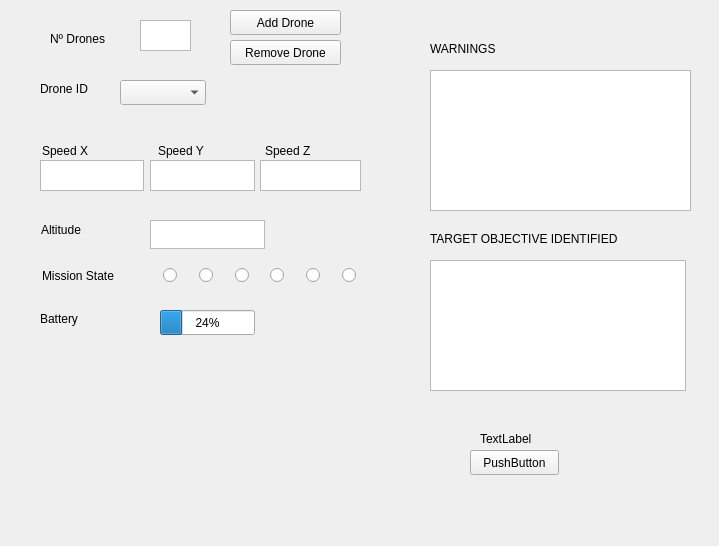
javier-ferre/rqt_sarus_gui, file ui/rqt_sarus_test_plugin/rqt_sarus_test_plugin_widget.ui: the form before one commit.
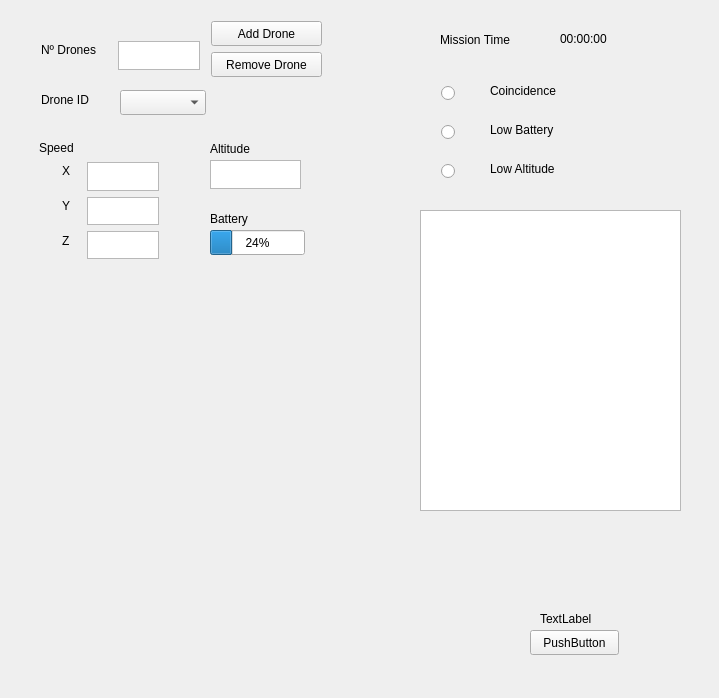
The form after the commit.

Commit message: Added mission time

Patch:
```diff
--- a/ui/rqt_sarus_test_plugin/rqt_sarus_test_plugin_widget.ui
+++ b/ui/rqt_sarus_test_plugin/rqt_sarus_test_plugin_widget.ui
@@ -7,7 +7,7 @@
     <x>0</x>
     <y>0</y>
     <width>719</width>
-    <height>546</height>
+    <height>698</height>
    </rect>
   </property>
   <property name="windowTitle">
@@ -16,8 +16,8 @@
   <widget class="QPushButton" name="pushButton">
    <property name="geometry">
     <rect>
-     <x>470</x>
-     <y>450</y>
+     <x>530</x>
+     <y>630</y>
      <width>89</width>
      <height>25</height>
     </rect>
@@ -29,8 +29,8 @@
   <widget class="QLabel" name="label">
    <property name="geometry">
     <rect>
-     <x>480</x>
-     <y>430</y>
+     <x>540</x>
+     <y>610</y>
      <width>67</width>
      <height>17</height>
     </rect>
@@ -42,9 +42,9 @@
   <widget class="QLabel" name="label_3">
    <property name="geometry">
     <rect>
-     <x>40</x>
-     <y>80</y>
-     <width>67</width>
+     <x>41</x>
+     <y>91</y>
+     <width>61</width>
      <height>17</height>
     </rect>
    </property>
@@ -52,67 +52,21 @@
     <string>Drone ID</string>
    </property>
   </widget>
-  <widget class="QLabel" name="label_8">
-   <property name="geometry">
-    <rect>
-     <x>430</x>
-     <y>40</y>
-     <width>81</width>
-     <height>17</height>
-    </rect>
-   </property>
-   <property name="text">
-    <string>WARNINGS</string>
-   </property>
-  </widget>
-  <widget class="QLabel" name="label_9">
-   <property name="geometry">
-    <rect>
-     <x>430</x>
-     <y>230</y>
-     <width>221</width>
-     <height>17</height>
-    </rect>
-   </property>
-   <property name="text">
-    <string>TARGET OBJECTIVE IDENTIFIED</string>
-   </property>
-  </widget>
-  <widget class="QComboBox" name="drone_ID">
-   <property name="geometry">
-    <rect>
-     <x>120</x>
-     <y>80</y>
-     <width>86</width>
-     <height>25</height>
-    </rect>
-   </property>
-  </widget>
   <widget class="QTextBrowser" name="warnings">
    <property name="geometry">
     <rect>
-     <x>430</x>
-     <y>70</y>
+     <x>420</x>
+     <y>210</y>
      <width>261</width>
-     <height>141</height>
-    </rect>
-   </property>
-  </widget>
-  <widget class="QTextBrowser" name="coincidence">
-   <property name="geometry">
-    <rect>
-     <x>430</x>
-     <y>260</y>
-     <width>256</width>
-     <height>131</height>
+     <height>301</height>
     </rect>
    </property>
   </widget>
   <widget class="QPushButton" name="addDrone">
    <property name="geometry">
     <rect>
-     <x>230</x>
-     <y>10</y>
+     <x>211</x>
+     <y>21</y>
      <width>111</width>
      <height>25</height>
     </rect>
@@ -124,8 +78,8 @@
   <widget class="QPushButton" name="removeDrone">
    <property name="geometry">
     <rect>
-     <x>230</x>
-     <y>40</y>
+     <x>211</x>
+     <y>52</y>
      <width>111</width>
      <height>25</height>
     </rect>
@@ -137,19 +91,19 @@
   <widget class="QTextBrowser" name="n_drones">
    <property name="geometry">
     <rect>
-     <x>140</x>
-     <y>20</y>
-     <width>51</width>
-     <height>31</height>
+     <x>118</x>
+     <y>41</y>
+     <width>82</width>
+     <height>29</height>
     </rect>
    </property>
   </widget>
   <widget class="QLabel" name="label_2">
    <property name="geometry">
     <rect>
-     <x>50</x>
-     <y>30</y>
-     <width>81</width>
+     <x>41</x>
+     <y>41</y>
+     <width>71</width>
      <height>17</height>
     </rect>
    </property>
@@ -160,77 +114,77 @@
   <widget class="QTextBrowser" name="speedZ">
    <property name="geometry">
     <rect>
-     <x>260</x>
-     <y>160</y>
-     <width>101</width>
-     <height>31</height>
+     <x>87</x>
+     <y>231</y>
+     <width>72</width>
+     <height>28</height>
     </rect>
    </property>
   </widget>
   <widget class="QLabel" name="label_4">
    <property name="geometry">
     <rect>
-     <x>42</x>
-     <y>142</y>
-     <width>57</width>
+     <x>62</x>
+     <y>197</y>
+     <width>16</width>
      <height>17</height>
     </rect>
    </property>
    <property name="text">
-    <string>Speed X</string>
+    <string>Y</string>
    </property>
   </widget>
   <widget class="QTextBrowser" name="speedX">
    <property name="geometry">
     <rect>
-     <x>40</x>
-     <y>160</y>
-     <width>104</width>
-     <height>31</height>
+     <x>87</x>
+     <y>162</y>
+     <width>72</width>
+     <height>29</height>
     </rect>
    </property>
   </widget>
   <widget class="QLabel" name="label_5">
    <property name="geometry">
     <rect>
-     <x>158</x>
-     <y>142</y>
-     <width>55</width>
+     <x>62</x>
+     <y>162</y>
+     <width>16</width>
      <height>17</height>
     </rect>
    </property>
    <property name="text">
-    <string>Speed Y</string>
+    <string>X</string>
    </property>
   </widget>
   <widget class="QTextBrowser" name="speedY">
    <property name="geometry">
     <rect>
-     <x>150</x>
-     <y>160</y>
-     <width>105</width>
-     <height>31</height>
+     <x>87</x>
+     <y>197</y>
+     <width>72</width>
+     <height>28</height>
     </rect>
    </property>
   </widget>
   <widget class="QLabel" name="label_6">
    <property name="geometry">
     <rect>
-     <x>265</x>
-     <y>142</y>
-     <width>55</width>
+     <x>62</x>
+     <y>232</y>
+     <width>16</width>
      <height>17</height>
     </rect>
    </property>
    <property name="text">
-    <string>Speed Z</string>
+    <string>Z</string>
    </property>
   </widget>
   <widget class="QLabel" name="label_11">
    <property name="geometry">
     <rect>
-     <x>41</x>
-     <y>221</y>
+     <x>210</x>
+     <y>140</y>
      <width>56</width>
      <height>17</height>
     </rect>
@@ -242,31 +196,18 @@
   <widget class="QTextBrowser" name="altitude">
    <property name="geometry">
     <rect>
-     <x>150</x>
-     <y>220</y>
-     <width>115</width>
-     <height>29</height>
-    </rect>
-   </property>
-  </widget>
-  <widget class="QLabel" name="label_7">
-   <property name="geometry">
-    <rect>
-     <x>42</x>
-     <y>267</y>
+     <x>210</x>
+     <y>160</y>
      <width>91</width>
-     <height>17</height>
+     <height>29</height>
     </rect>
    </property>
-   <property name="text">
-    <string>Mission State</string>
-   </property>
   </widget>
   <widget class="QLabel" name="label_10">
    <property name="geometry">
     <rect>
-     <x>40</x>
-     <y>310</y>
+     <x>210</x>
+     <y>210</y>
      <width>53</width>
      <height>17</height>
     </rect>
@@ -278,8 +219,8 @@
   <widget class="QProgressBar" name="progressBar">
    <property name="geometry">
     <rect>
-     <x>160</x>
-     <y>310</y>
+     <x>210</x>
+     <y>230</y>
      <width>95</width>
      <height>25</height>
     </rect>
@@ -291,8 +232,8 @@
   <widget class="QRadioButton" name="led">
    <property name="geometry">
     <rect>
-     <x>163</x>
-     <y>260</y>
+     <x>441</x>
+     <y>78</y>
      <width>31</width>
      <height>31</height>
     </rect>
@@ -304,8 +245,8 @@
   <widget class="QRadioButton" name="led_2">
    <property name="geometry">
     <rect>
-     <x>199</x>
-     <y>260</y>
+     <x>441</x>
+     <y>117</y>
      <width>31</width>
      <height>31</height>
     </rect>
@@ -317,8 +258,8 @@
   <widget class="QRadioButton" name="led_3">
    <property name="geometry">
     <rect>
-     <x>235</x>
-     <y>260</y>
+     <x>441</x>
+     <y>156</y>
      <width>31</width>
      <height>31</height>
     </rect>
@@ -327,43 +268,92 @@
     <string/>
    </property>
   </widget>
-  <widget class="QRadioButton" name="led_4">
+  <widget class="QLabel" name="label_12">
    <property name="geometry">
     <rect>
-     <x>270</x>
-     <y>260</y>
-     <width>31</width>
-     <height>31</height>
+     <x>440</x>
+     <y>30</y>
+     <width>101</width>
+     <height>20</height>
     </rect>
    </property>
    <property name="text">
-    <string/>
+    <string>Mission Time</string>
    </property>
   </widget>
-  <widget class="QRadioButton" name="led_5">
+  <widget class="QLabel" name="current_time">
    <property name="geometry">
     <rect>
-     <x>306</x>
-     <y>260</y>
-     <width>31</width>
-     <height>31</height>
+     <x>560</x>
+     <y>30</y>
+     <width>67</width>
+     <height>17</height>
     </rect>
    </property>
    <property name="text">
-    <string/>
+    <string>00:00:00</string>
    </property>
   </widget>
-  <widget class="QRadioButton" name="led_6">
+  <widget class="QComboBox" name="drone_ID">
    <property name="geometry">
     <rect>
-     <x>342</x>
-     <y>260</y>
-     <width>31</width>
-     <height>31</height>
+     <x>120</x>
+     <y>90</y>
+     <width>86</width>
+     <height>25</height>
     </rect>
    </property>
+  </widget>
+  <widget class="QLabel" name="label_7">
+   <property name="geometry">
+    <rect>
+     <x>490</x>
+     <y>82</y>
+     <width>83</width>
+     <height>17</height>
+    </rect>
+   </property>
    <property name="text">
-    <string/>
+    <string>Coincidence</string>
+   </property>
+  </widget>
+  <widget class="QLabel" name="label_8">
+   <property name="geometry">
+    <rect>
+     <x>490</x>
+     <y>121</y>
+     <width>84</width>
+     <height>17</height>
+    </rect>
+   </property>
+   <property name="text">
+    <string>Low Battery</string>
+   </property>
+  </widget>
+  <widget class="QLabel" name="label_9">
+   <property name="geometry">
+    <rect>
+     <x>490</x>
+     <y>160</y>
+     <width>87</width>
+     <height>17</height>
+    </rect>
+   </property>
+   <property name="text">
+    <string>Low Altitude</string>
+   </property>
+  </widget>
+  <widget class="QLabel" name="label_13">
+   <property name="geometry">
+    <rect>
+     <x>39</x>
+     <y>139</y>
+     <width>67</width>
+     <height>17</height>
+    </rect>
+   </property>
+   <property name="text">
+    <string>Speed</string>
    </property>
   </widget>
  </widget>
```
The commit also changes 2 other files.
